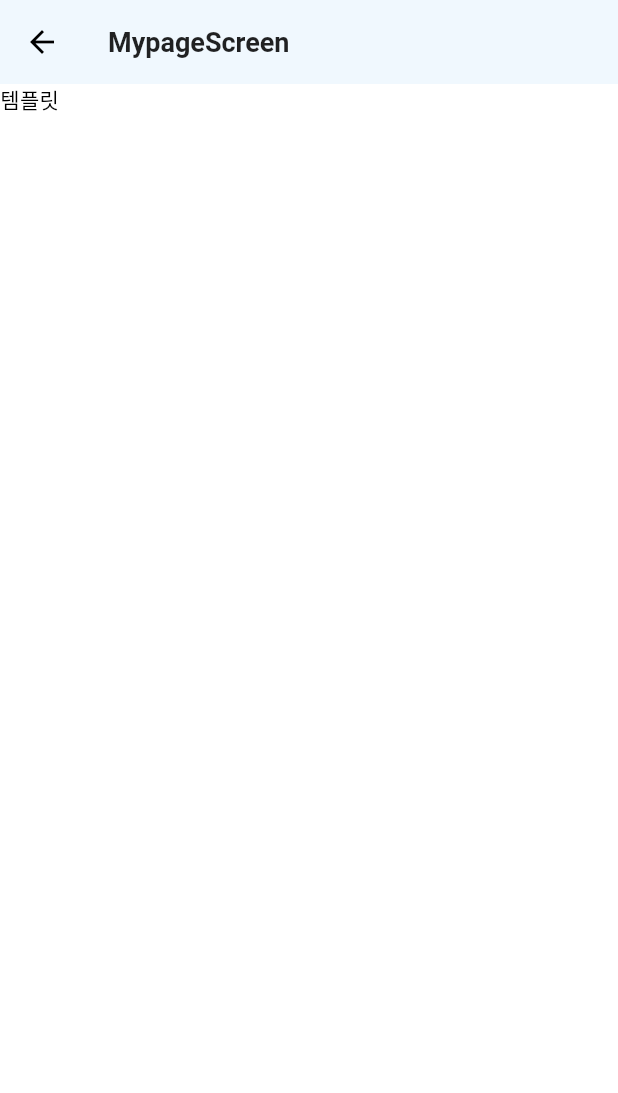
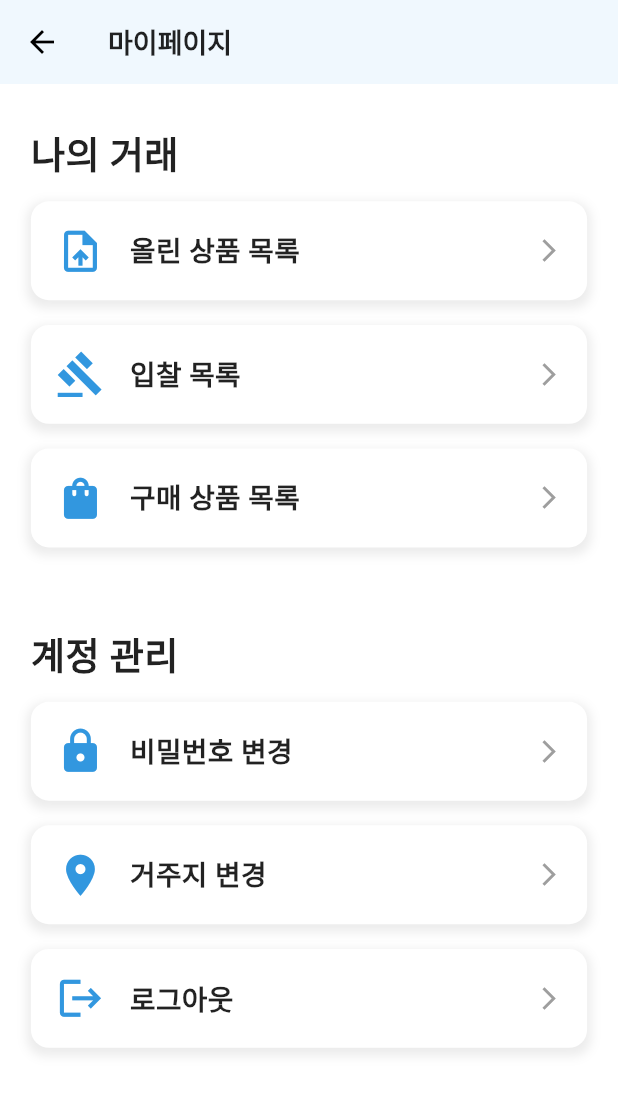
Before and after one commit to DGU-SE/FE, a Flutter app: the screen it shows after launch, item 5 of the bottom bar chosen, on a phone screen of 412 x 824 dp. Shown: the top 1093 px of the screen. Run offline on Flutter 3.47's test engine with Material 3 defaults, Android fonts, the phone set to English and light mode, and no system bars.

Commit message:
feat: 마이페이지 구현

```diff
--- a/how_much_market/lib/screens/main/home_screen.dart
+++ b/how_much_market/lib/screens/main/home_screen.dart
@@ -22,7 +22,7 @@ class _HomeScreenState extends State<HomeScreen> {
           const SearchScreen(),
           const ProductRegistrationScreen(),
           const FavoriteScreen(),
-          const MypageScreen(),
+          const MyPageScreen(),
         ];
 
   final List<Map<String, dynamic>> productData = [
--- a/how_much_market/lib/screens/main/mypage_screen.dart
+++ b/how_much_market/lib/screens/main/mypage_screen.dart
@@ -1,18 +1,10 @@
-import 'package:flutter/widgets.dart';
 import 'package:flutter/material.dart';
+import 'package:how_much_market/screens/product_list/bid_list_screen.dart';
+import 'package:how_much_market/screens/product_list/purchase_list_screen.dart';
+import 'package:how_much_market/screens/product_list/registration_list_screen.dart';
 
-class MypageScreen extends StatefulWidget {
-  const MypageScreen({super.key});
-
-  @override
-  State<MypageScreen> createState() => _MypageScreenState();
-}
-
-class _MypageScreenState extends State<MypageScreen> {
-  @override
-  void initState() {
-    super.initState();
-  }
+class MyPageScreen extends StatelessWidget {
+  const MyPageScreen({super.key});
 
   @override
   Widget build(BuildContext context) {
@@ -21,13 +13,173 @@ class _MypageScreenState extends State<MypageScreen> {
     double screenHeight = screenSize.height;
 
     return Scaffold(
-      backgroundColor: Theme.of(context).colorScheme.surface,
       appBar: AppBar(
-        title: const Text('MypageScreen'),
+        title: const Text('마이페이지'),
       ),
-      body: const Column(children: [
-        Text('템플릿'),
-      ]),
+      body: Padding(
+        padding: EdgeInsets.symmetric(
+          horizontal: screenWidth * 0.05,
+          vertical: screenHeight * 0.02,
+        ),
+        child: Column(
+          crossAxisAlignment: CrossAxisAlignment.stretch,
+          children: [
+            // 나의 거래 섹션
+            _buildSectionHeader(context, '나의 거래'),
+            _buildSectionCard(
+              context,
+              icon: Icons.upload_file,
+              title: '올린 상품 목록',
+              onTap: () {
+                Navigator.push(
+                  context,
+                  MaterialPageRoute(
+                      builder: (context) => const RegistrationListScreen()),
+                );
+              },
+            ),
+            _buildSectionCard(
+              context,
+              icon: Icons.gavel,
+              title: '입찰 목록',
+              onTap: () {
+                Navigator.push(
+                  context,
+                  MaterialPageRoute(
+                      builder: (context) => const BidListScreen()),
+                );
+              },
+            ),
+
+            _buildSectionCard(
+              context,
+              icon: Icons.shopping_bag,
+              title: '구매 상품 목록',
+              onTap: () {
+                Navigator.push(
+                  context,
+                  MaterialPageRoute(
+                      builder: (context) => const PurchaseListScreen()),
+                );
+              },
+            ),
+            SizedBox(height: screenHeight * 0.03), // 간격
+
+            // 계정 관리 섹션
+            _buildSectionHeader(context, '계정 관리'),
+            _buildSectionCard(
+              context,
+              icon: Icons.lock,
+              title: '비밀번호 변경',
+              onTap: () {
+                // 비밀번호 변경 화면으로 이동
+              },
+            ),
+            _buildSectionCard(
+              context,
+              icon: Icons.location_on,
+              title: '거주지 변경',
+              onTap: () {
+                // 거주지 변경 화면으로 이동
+              },
+            ),
+            _buildSectionCard(
+              context,
+              icon: Icons.logout,
+              title: '로그아웃',
+              onTap: () {
+                // 로그아웃 기능 구현
+                showDialog(
+                  context: context,
+                  builder: (context) => AlertDialog(
+                    title: const Text('로그아웃'),
+                    content: const Text('정말 로그아웃 하시겠습니까?'),
+                    actions: [
+                      TextButton(
+                        onPressed: () => Navigator.pop(context),
+                        child: const Text('취소'),
+                      ),
+                      TextButton(
+                        onPressed: () {
+                          Navigator.pop(context);
+                          // 로그아웃 처리 로직 추가
+                          ScaffoldMessenger.of(context).showSnackBar(
+                            const SnackBar(content: Text('로그아웃 되었습니다.')),
+                          );
+                        },
+                        child: const Text('확인'),
+                      ),
+                    ],
+                  ),
+                );
+              },
+            ),
+            const Spacer(),
+          ],
+        ),
+      ),
+    );
+  }
+
+  // 섹션 제목을 만드는 위젯
+  Widget _buildSectionHeader(BuildContext context, String sectionTitle) {
+    double screenWidth = MediaQuery.of(context).size.width;
+    return Padding(
+      padding: EdgeInsets.symmetric(vertical: screenWidth * 0.03),
+      child: Text(
+        sectionTitle,
+        style: TextStyle(
+          fontSize: screenWidth * 0.06,
+          fontWeight: FontWeight.bold,
+          color: Colors.black87,
+        ),
+      ),
+    );
+  }
+
+  // 각 항목을 카드 형태로 만드는 위젯
+  Widget _buildSectionCard(BuildContext context,
+      {required IconData icon,
+      required String title,
+      required VoidCallback onTap}) {
+    double screenWidth = MediaQuery.of(context).size.width;
+
+    return GestureDetector(
+      onTap: onTap,
+      child: Container(
+        margin: EdgeInsets.only(bottom: screenWidth * 0.04),
+        padding: EdgeInsets.all(screenWidth * 0.04),
+        decoration: BoxDecoration(
+          color: Theme.of(context).colorScheme.surface,
+          borderRadius: BorderRadius.circular(12),
+          boxShadow: [
+            BoxShadow(
+              color: Colors.grey.withOpacity(0.2),
+              spreadRadius: 2,
+              blurRadius: 5,
+              offset: const Offset(0, 3),
+            ),
+          ],
+        ),
+        child: Row(
+          children: [
+            Icon(icon,
+                color: Theme.of(context).primaryColor,
+                size: screenWidth * 0.08),
+            SizedBox(width: screenWidth * 0.04),
+            Text(
+              title,
+              style: TextStyle(
+                fontSize: screenWidth * 0.045,
+                fontWeight: FontWeight.bold,
+                color: Colors.black87,
+              ),
+            ),
+            const Spacer(),
+            const Icon(Icons.arrow_forward_ios, color: Colors.grey, size: 18),
+          ],
+        ),
+      ),
     );
   }
 }
```
Also changed, not shown: how_much_market/lib/screens/product_list/bid_list_screen.dart (added, +33 -0 lines), how_much_market/lib/screens/product_list/purchase_list_screen.dart (added, +33 -0 lines), how_much_market/lib/screens/product_list/registration_list_screen.dart (added, +33 -0 lines).
